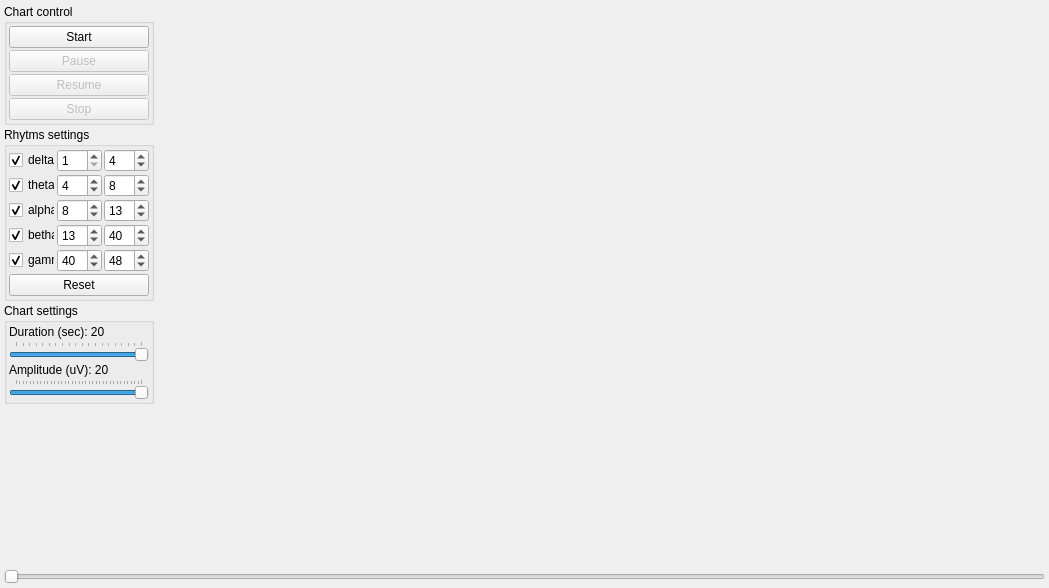
ZarkSPb/BB_Python, file UI/rhytmwindow.ui: the form before one commit.
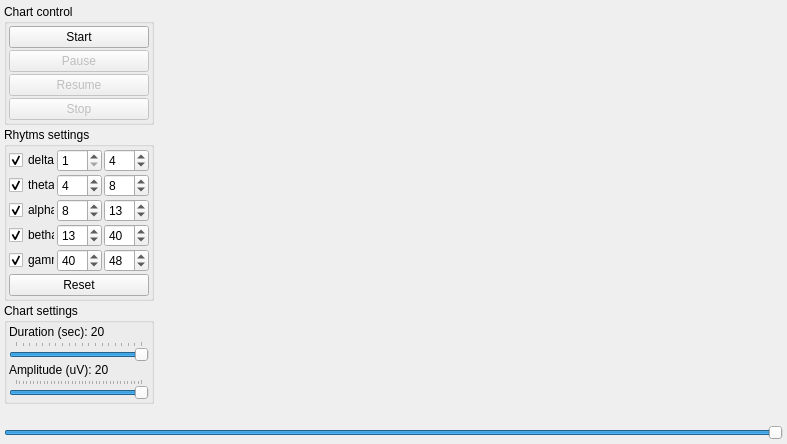
The form after the commit.

What changed in the file:
```diff
--- a/UI/rhytmwindow.ui
+++ b/UI/rhytmwindow.ui
@@ -6,8 +6,8 @@
    <rect>
     <x>0</x>
     <y>0</y>
-    <width>1049</width>
-    <height>588</height>
+    <width>787</width>
+    <height>444</height>
    </rect>
   </property>
   <property name="windowTitle">
@@ -471,7 +471,7 @@
       <bool>true</bool>
      </property>
      <property name="maximum">
-      <number>1000</number>
+      <number>10000</number>
      </property>
      <property name="singleStep">
       <number>10</number>
@@ -479,6 +479,9 @@
      <property name="pageStep">
       <number>250</number>
      </property>
+     <property name="value">
+      <number>10000</number>
+     </property>
      <property name="orientation">
       <enum>Qt::Horizontal</enum>
      </property>
```
Left out of the diff: 7 changed lines with no effect on the pictures.
